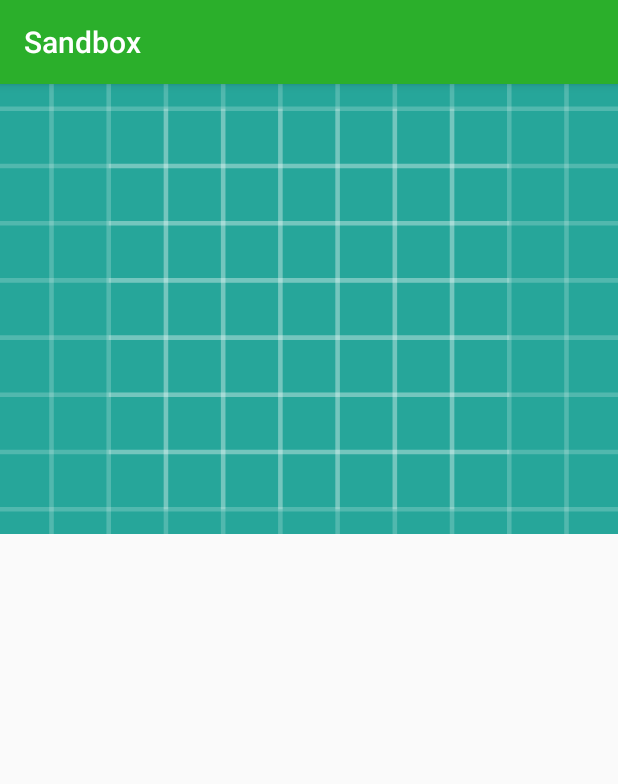
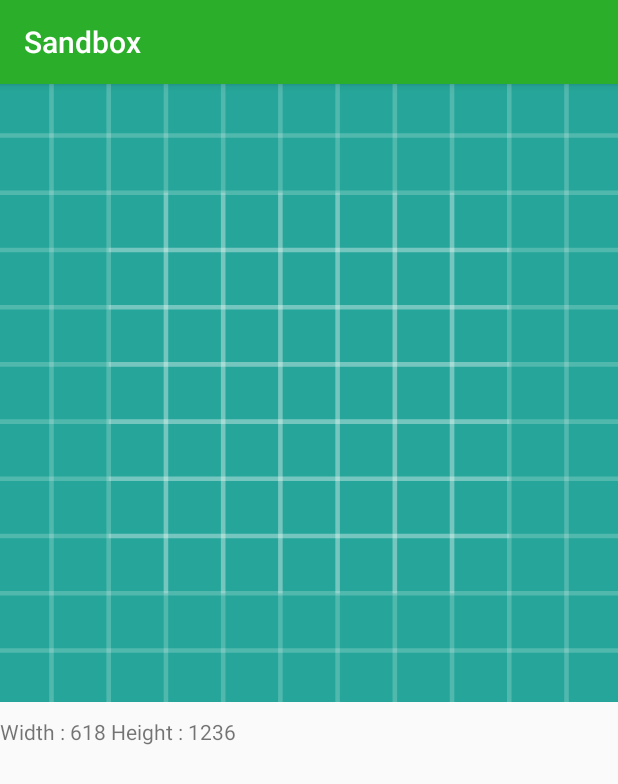
Before and after one commit to nisie/sandbox, an Android app: the screen it shows after launch (MainActivity), on a phone screen of 412 x 824 dp. Shown: the top 784 px of the screen. Run offline under Robolectric (Android 15) with nearby library versions, the phone set to English and light mode, and no system bars.

Commit message:
Make image square

```diff
--- a/app/src/main/java/com/nisie/sandbox/MainActivity.java
+++ b/app/src/main/java/com/nisie/sandbox/MainActivity.java
@@ -1,11 +1,10 @@
 package com.nisie.sandbox;
 
 import android.annotation.SuppressLint;
-import android.graphics.Point;
+import android.os.Bundle;
 import android.support.constraint.ConstraintLayout;
 import android.support.v7.app.AppCompatActivity;
-import android.os.Bundle;
-import android.view.DragEvent;
+import android.util.DisplayMetrics;
 import android.view.MotionEvent;
 import android.view.View;
 import android.widget.FrameLayout;
@@ -17,6 +16,8 @@ public class MainActivity extends AppCompatActivity {
 
     ImageView testImage;
     TextView info;
+    TextView infoImg;
+
     View tag;
     FrameLayout imageContainer;
 
@@ -27,8 +28,19 @@ public class MainActivity extends AppCompatActivity {
         setContentView(R.layout.activity_main);
 
         testImage = findViewById(R.id.test_image);
+        infoImg = findViewById(R.id.info_image);
         info = findViewById(R.id.info);
         imageContainer = findViewById(R.id.image_container);
+
+        DisplayMetrics displayMetrics = new DisplayMetrics();
+        getWindowManager().getDefaultDisplay().getMetrics(displayMetrics);
+        int height = displayMetrics.heightPixels;
+        int width = displayMetrics.widthPixels;
+        infoImg.setText("Width : " + width + " Height : " + height);
+
+        ConstraintLayout.LayoutParams parms = new ConstraintLayout.LayoutParams(width, width);
+        imageContainer.setLayoutParams(parms);
+        imageContainer.requestLayout();
 
         testImage.setOnTouchListener(new View.OnTouchListener() {
             @SuppressLint("SetTextI18n")
@@ -64,22 +76,6 @@ public class MainActivity extends AppCompatActivity {
             }
         });
 
-//        testImage.setOnDragListener(new View.OnDragListener() {
-//            @Override
-//            public boolean onDrag(View v, DragEvent event) {
-//                switch (event.getAction()) {
-//                    case DragEvent.ACTION_DRAG_STARTED:
-//                        info.setText("Touch coordinates DOWN: " +
-//                                String.valueOf(event.getX()) + "x" + String.valueOf(event.getY()));
-//                        break;
-//                    case DragEvent.ACTION_DRAG_LOCATION:
-//                        Point touchPosition = getTouchPositionFromDragEvent(v, event);
-//                        //do something with the position (a scroll i.e);
-//                        break;
-//                    default:
-//                }
-//                return true;
-//            }
-//        });
+
     }
 }
--- a/app/src/main/res/layout/activity_main.xml
+++ b/app/src/main/res/layout/activity_main.xml
@@ -10,21 +10,28 @@
     <FrameLayout
         android:id="@+id/image_container"
         android:layout_width="match_parent"
-        android:layout_height="300dp">
+        android:layout_height="match_parent">
 
         <ImageView
             android:id="@+id/test_image"
             android:layout_width="match_parent"
-            android:layout_height="300dp"
+            android:layout_height="match_parent"
             android:scaleType="centerCrop"
             android:src="@drawable/ic_launcher_background"/>
     </FrameLayout>
+
+    <TextView
+        android:id="@+id/info_image"
+        android:layout_width="match_parent"
+        android:layout_height="wrap_content"
+        android:layout_marginTop="10dp"
+        app:layout_constraintTop_toBottomOf="@id/image_container"/>
 
     <TextView
         android:id="@+id/info"
         android:layout_width="match_parent"
         android:layout_height="wrap_content"
         android:layout_marginTop="10dp"
-        app:layout_constraintTop_toBottomOf="@id/image_container"/>
+        app:layout_constraintTop_toBottomOf="@id/info_image"/>
 
 </android.support.constraint.ConstraintLayout>
```
